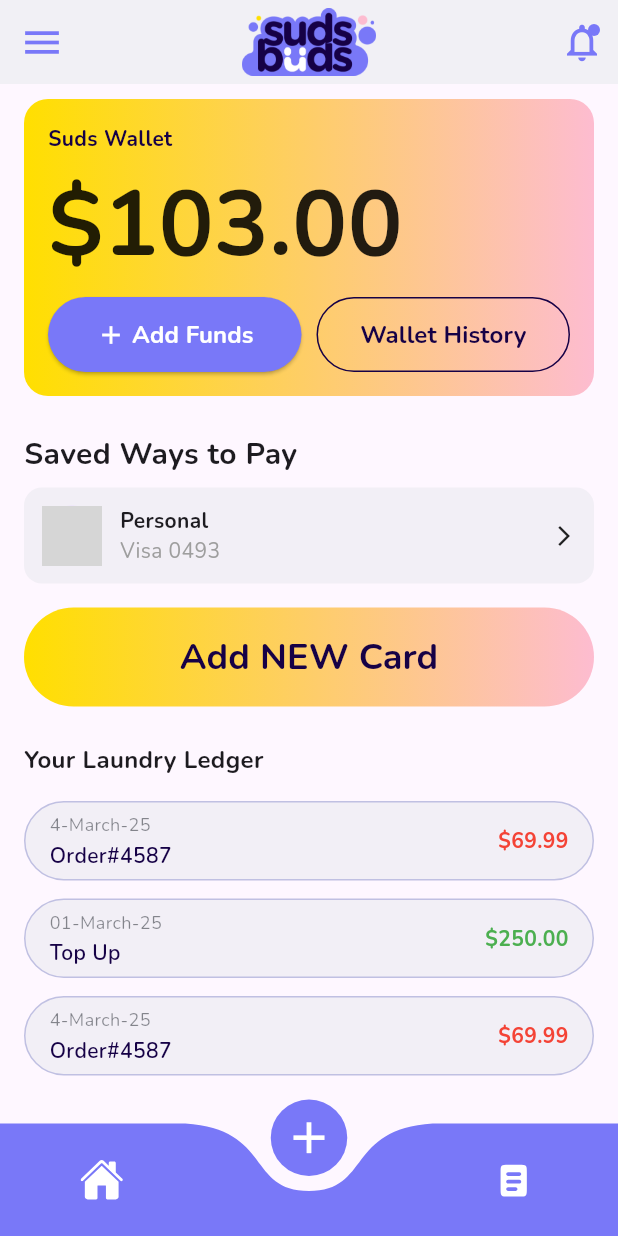
After one commit to ZAEEM1014/laundromat, a Flutter app: the WalletHomeScreen screen opened by its route, on a phone screen of 412 x 824 dp. The commit adds this screen. Run offline on Flutter 3.47's test engine with Material 3 defaults, Android fonts, the light colour scheme and no system bars; drawn by our look-alikes of curved_navigation_bar; our stand-ins replace flutter_svg; grey boxes are pictures that could not be loaded.

Commit message:
Your commit message here

```diff
--- a/lib/constants/app_assets.dart
+++ b/lib/constants/app_assets.dart
@@ -36,6 +36,7 @@ class AppAssets {
   static const String order_processing = 'assets/images/order_processing.png';
   static const String order_out_for_deliver= 'assets/images/order_out_for_deliver.png';
   static const String order_delivered = 'assets/images/order_delivered.png';
+  static const String wallet_refilled = 'assets/images/walllet_refilled.svg';
 
 
 }
--- a/lib/constants/app_gradient.dart
+++ b/lib/constants/app_gradient.dart
@@ -1,13 +1,12 @@
 import 'package:flutter/material.dart';
+
 class AppGradients {
-  static final LinearGradient yellowToPink = LinearGradient(
+  static const LinearGradient yellowToPink = LinearGradient(
     begin: Alignment.centerLeft,
     end: Alignment.centerRight,
     colors: [
       Color(0xFFFFDF00), // Yellow
       Color(0xFFFDBCD0), // Pink
     ],
-    stops: [0.0, 1.0], // Optional, but you can tweak for -5.3% if needed
-    transform: GradientRotation(89 * 3.14159265 / 180), // Convert degrees to radians
   );
 }
--- /dev/null
+++ b/lib/data/wallet_home_data.dart
@@ -0,0 +1,22 @@
+import 'package:flutter/material.dart';
+import '../constants/app_colors.dart';
+
+class LedgerEntry {
+  final String date;
+  final String title;
+  final String amount;
+  final Color color;
+
+  LedgerEntry({
+    required this.date,
+    required this.title,
+    required this.amount,
+    required this.color,
+  });
+}
+
+final List<LedgerEntry> walletLedgerEntries = [
+  LedgerEntry(date: "4-March-25", title: "Order#4587", amount: "\$69.99", color: AppColors.red),
+  LedgerEntry(date: "01-March-25", title: "Top Up", amount: "\$250.00", color: Colors.green),
+  LedgerEntry(date: "4-March-25", title: "Order#4587", amount: "\$69.99", color: AppColors.red),
+];
--- a/lib/routes/routes.dart
+++ b/lib/routes/routes.dart
@@ -4,6 +4,8 @@ import 'package:laundromat/screens/SignUp.dart';
 import 'package:laundromat/screens/forgot_password.dart';
 import 'package:laundromat/screens/reset_password.dart';
 import 'package:laundromat/screens/track_order_access.dart';
+import 'package:laundromat/screens/wallet/add_funds_screen.dart';
+import 'package:laundromat/screens/wallet/wallet_home_screen.dart';
 
 import '../screens/edit_profile_screen.dart';
 import '../screens/nav_bar_app.dart';
@@ -28,6 +30,8 @@ class AppRoutes {
   static const String trackorder = '/track-order';
   static const String orderBill = '/order-bill';
   static const String trackorderaccess = '/track-order-access';
+  static const String wallethome = '/wallet-home';
+  static const String addfunds = '/add-funds';
 
 
 
@@ -49,6 +53,7 @@ class AppRoutes {
         return MaterialPageRoute(builder: (_) => const NavBarApp(selectedIndex: 2));
       case editProfile:
         return MaterialPageRoute(builder: (_) => const EditProfileScreen());
+
       case orderSuccess:
         final args = settings.arguments as Map<String, String>;
         return MaterialPageRoute(
@@ -106,6 +111,11 @@ class AppRoutes {
 
       case trackorderaccess:
         return MaterialPageRoute(builder: (_) => const TrackOrderAccess());
+      case wallethome:
+        final addedAmount = settings.arguments as double? ?? 0.0;
+        return MaterialPageRoute(builder: (_) => WalletHomeScreen(addedAmount: addedAmount));
+      case addfunds:
+        return MaterialPageRoute(builder: (_) => const AddFunds());
 
 
 
--- /dev/null
+++ b/lib/screens/wallet/wallet_home_screen.dart
@@ -0,0 +1,248 @@
+import 'package:flutter/material.dart';
+import 'package:laundromat/constants/app_colors.dart';
+import 'package:laundromat/constants/app_gradient.dart';
+import 'package:laundromat/widgets/custom_appBar.dart';
+import 'package:laundromat/widgets/custom_drawer.dart';
+import 'package:laundromat/widgets/custom_navbar.dart';
+import 'package:laundromat/widgets/outlined_button.dart';
+import 'package:laundromat/widgets/primary_button.dart';
+import 'package:laundromat/widgets/gradient_button.dart';
+import '../../data/wallet_home_data.dart';
+import '../edit_profile_screen.dart';
+
+class WalletHomeScreen extends StatefulWidget {
+  final double addedAmount;
+
+  const WalletHomeScreen({super.key, this.addedAmount = 0.0});
+
+  @override
+  State<WalletHomeScreen> createState() => _WalletHomeScreenState();
+}
+
+class _WalletHomeScreenState extends State<WalletHomeScreen> {
+  double walletBalance = 103.00;
+
+  @override
+  void initState() {
+    super.initState();
+    walletBalance += widget.addedAmount;
+  }
+
+  void _onNavTapped(int index) {
+    switch (index) {
+      case 0:
+        Navigator.pushReplacementNamed(context, '/main-nav');
+        break;
+      case 1:
+        Navigator.pushReplacementNamed(context, '/new-order');
+        break;
+      case 2:
+        Navigator.pushReplacementNamed(context, '/orders');
+        break;
+    }
+  }
+
+  @override
+  Widget build(BuildContext context) {
+    return Scaffold(
+      appBar: CustomAppBar(),
+      drawer: CustomDrawer(
+        onEditProfile: () {
+          Navigator.of(context).push(
+            MaterialPageRoute(builder: (_) => const EditProfileScreen()),
+          );
+        },
+        onSignOut: () {},
+      ),
+      body: Padding(
+        padding: const EdgeInsets.symmetric(horizontal: 16, vertical: 10),
+        child: SingleChildScrollView(
+          child: Column(
+            crossAxisAlignment: CrossAxisAlignment.start,
+            children: [
+              // Wallet Balance Card
+              Container(
+                width: double.infinity,
+                padding: const EdgeInsets.all(16),
+                decoration: BoxDecoration(
+                  gradient: AppGradients.yellowToPink,
+                  borderRadius: BorderRadius.circular(16),
+                ),
+                child: Column(
+                  crossAxisAlignment: CrossAxisAlignment.start,
+                  children: [
+                    const Text("Suds Wallet", style: TextStyle(color: AppColors.text,fontWeight: FontWeight.bold)),
+                    const SizedBox(height: 4),
+                    Text(
+                      "\$${walletBalance.toStringAsFixed(2)}",
+                      style: const TextStyle(
+                        fontSize: 61,
+                        fontWeight: FontWeight.bold,
+                        color: Colors.black87,
+                      ),
+                    ),
+                    const SizedBox(height: 5),
+                    Row(
+                      children: [
+                        Flexible(
+                          flex: 1,
+                          child: PrimaryButton(
+                            label: Row(
+                              mainAxisAlignment: MainAxisAlignment.center,
+                              children: [
+                                const Icon(Icons.add, size: 20, color: Colors.white),
+                                const SizedBox(width: 4),
+                                const Text(
+                                  'Add Funds',
+                                  style: TextStyle(
+                                    fontWeight: FontWeight.w700,
+                                    fontSize: 16,
+                                    color: Colors.white,
+                                  ),
+                                ),
+                              ],
+                            ),
+                            onPressed: () {
+                              Navigator.pushNamed(context, '/add-funds');
+                            },
+                            fontSize: 16,
+                          ),
+                        ),
+                        const SizedBox(width: 10),
+                        Flexible(
+                          flex: 1,
+                          child: CustomOutlinedButton(
+                            label: 'Wallet History',
+                            onPressed: () {},
+                            color: AppColors.text,
+                            fontSize: 16,
+                          ),
+                        ),
+                      ],
+                    ),
+
+                  ],
+                ),
+              ),
+              const SizedBox(height: 24),
+
+              // Saved Ways to Pay
+              const Text(
+                "Saved Ways to Pay",
+                style: TextStyle(fontSize: 20, fontWeight: FontWeight.w800),
+              ),
+              const SizedBox(height: 8),
+              Container(
+                padding: const EdgeInsets.all(12),
+                decoration: BoxDecoration(
+                  color: AppColors.textFieldFill,
+                  borderRadius: BorderRadius.circular(12),
+                ),
+                child: Row(
+                  children: const [
+                    CircleAvatar(
+                      backgroundImage: AssetImage('assets/images/user.jpg'),
+                      radius: 20,
+                    ),
+                    SizedBox(width: 12),
+                    Expanded(
+                      child: Column(
+                        crossAxisAlignment: CrossAxisAlignment.start,
+                        children: [
+                          Text("Personal", style: TextStyle(fontWeight: FontWeight.bold)),
+                          Text("Visa 0493", style: TextStyle(color: Colors.grey)),
+                        ],
+                      ),
+                    ),
+                    Icon(Icons.arrow_forward_ios, size: 16),
+                  ],
+                ),
+              ),
+              const SizedBox(height: 16),
+
+              // Add New Card Button
+              SizedBox(
+                width: double.infinity,
+                child: GradientButton(
+                  label: 'Add NEW Card',
+                  onPressed: () {},
+                ),
+              ),
+              const SizedBox(height: 24),
+
+              // Ledger Section
+              const Text(
+                "Your Laundry Ledger",
+                style: TextStyle(fontSize: 16, fontWeight: FontWeight.bold),
+              ),
+              const SizedBox(height: 10),
+
+              ...walletLedgerEntries.map((entry) => ledgerItem(
+                entry.date,
+                entry.title,
+                entry.amount,
+                entry.color,
+              )),
+            ],
+          ),
+        ),
+      ),
+      bottomNavigationBar: CustomNavBar(
+        currentIndex: 1,
+        onTap: _onNavTapped,
+      ),
+    );
+  }
+
+  Widget ledgerItem(String date, String title, String amount, Color amountColor) {
+    return Padding(
+      padding: const EdgeInsets.symmetric(vertical: 6),
+      child: Container(
+        padding: const EdgeInsets.symmetric(horizontal: 16, vertical: 6),
+        decoration: BoxDecoration(
+          color: AppColors.textFieldFill,
+          border: Border.all(
+            color: AppColors.border,
+            width: 1,
+          ),
+          borderRadius: BorderRadius.circular(30),
+        ),
+        child: Row(
+          children: [
+            Expanded(
+              child: Column(
+                crossAxisAlignment: CrossAxisAlignment.start,
+                children: [
+                  Text(
+                    date,
+                    style: const TextStyle(
+                      fontSize: 12,
+                      color: AppColors.hintColor,
+                    ),
+                  ),
+                  const SizedBox(height: 2),
+                  Text(
+                    title,
+                    style: const TextStyle(
+                      fontWeight: FontWeight.w600,
+                      fontSize: 14,
+                      color: AppColors.text,
+                    ),
+                  ),
+                ],
+              ),
+            ),
+            Text(
+              amount,
+              style: TextStyle(
+                fontSize: 14,
+                fontWeight: FontWeight.w700,
+                color: amountColor,
+              ),
+            ),
+          ],
+        ),
+      ),
+    );
+  }
+}
--- a/lib/widgets/outlined_button.dart
+++ b/lib/widgets/outlined_button.dart
@@ -5,31 +5,38 @@ import 'package:laundromat/constants/app_colors.dart';
 class CustomOutlinedButton extends StatelessWidget {
   final String label;
   final VoidCallback onPressed;
+  final Color? color; // optional color
+  final double? fontSize; // optional font size
 
   const CustomOutlinedButton({
     Key? key,
     required this.label,
     required this.onPressed,
+    this.color,
+    this.fontSize,
   }) : super(key: key);
 
   @override
   Widget build(BuildContext context) {
+    final Color finalColor = color ?? AppColors.primary;
+    final double finalFontSize = fontSize ?? 24;
+
     return SizedBox(
       width: double.infinity,
       height: 50,
       child: OutlinedButton(
         onPressed: onPressed,
         style: OutlinedButton.styleFrom(
-          side: const BorderSide(color: AppColors.primary),
+          side: BorderSide(color: finalColor),
           shape: RoundedRectangleBorder(
             borderRadius: BorderRadius.circular(30),
           ),
         ),
         child: Text(
           label,
-          style: const TextStyle(
-            fontSize: 24,
-            color: AppColors.primary,
+          style: TextStyle(
+            fontSize: finalFontSize,
+            color: finalColor,
             fontWeight: FontWeight.w700,
           ),
         ),
--- a/lib/widgets/primary_button.dart
+++ b/lib/widgets/primary_button.dart
@@ -2,7 +2,7 @@ import 'package:flutter/material.dart';
 import 'package:laundromat/constants/app_colors.dart';
 
 class PrimaryButton extends StatelessWidget {
-  final String label;
+  final dynamic label; // Can be String or Widget
   final VoidCallback onPressed;
   final double fontSize;
   final Color color;
@@ -17,25 +17,35 @@ class PrimaryButton extends StatelessWidget {
 
   @override
   Widget build(BuildContext context) {
+    Widget child;
+
+    if (label is String) {
+      child = Text(
+        label,
+        style: TextStyle(
+          fontSize: fontSize,
+          fontWeight: FontWeight.w700,
+          color: Colors.white,
+        ),
+      );
+    } else if (label is Widget) {
+      child = label;
+    } else {
+      throw Exception("Label must be either String or Widget");
+    }
+
     return SizedBox(
       width: double.infinity,
       height: 50,
       child: ElevatedButton(
         onPressed: onPressed,
         style: ElevatedButton.styleFrom(
-          backgroundColor: color, // Use passed color here
+          backgroundColor: color,
           shape: RoundedRectangleBorder(
             borderRadius: BorderRadius.circular(30),
           ),
         ),
-        child: Text(
-          label,
-          style: TextStyle(
-            fontSize: fontSize,
-            fontWeight: FontWeight.w700,
-            color: Colors.white,
-          ),
-        ),
+        child: child,
       ),
     );
   }
```
Also changed, not shown: lib/screens/wallet/add_funds_screen.dart (added, +231 -0 lines), lib/widgets/custom_drawer.dart (+6 -1 lines), assets/images/walllet_refilled.svg (added).
